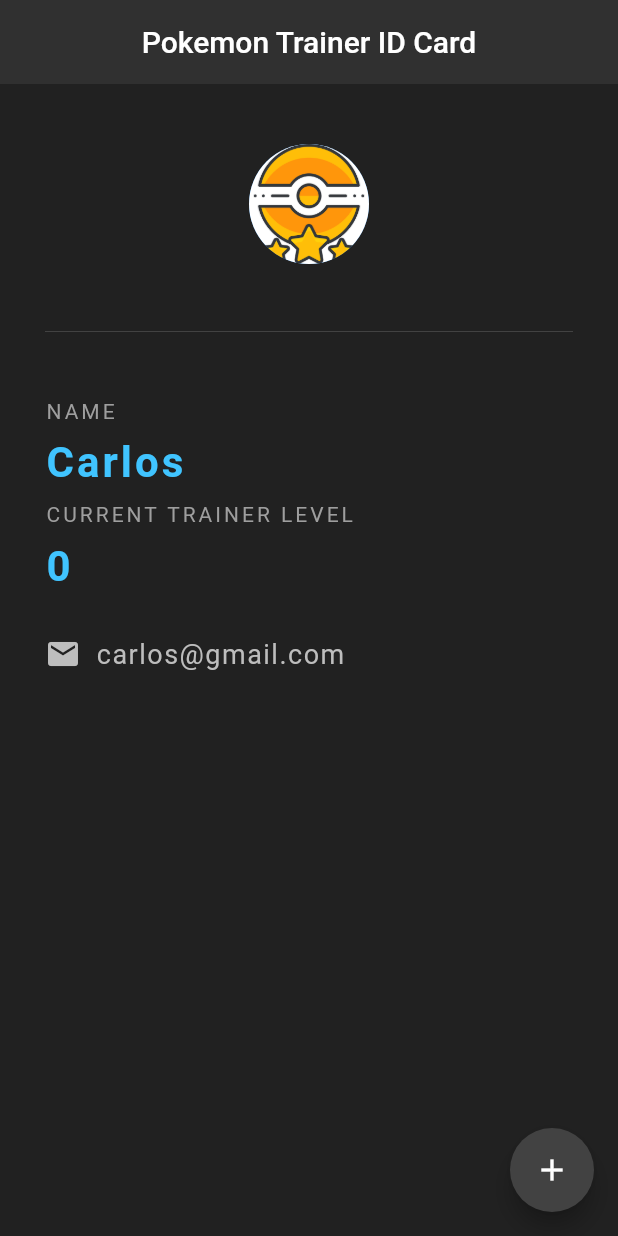
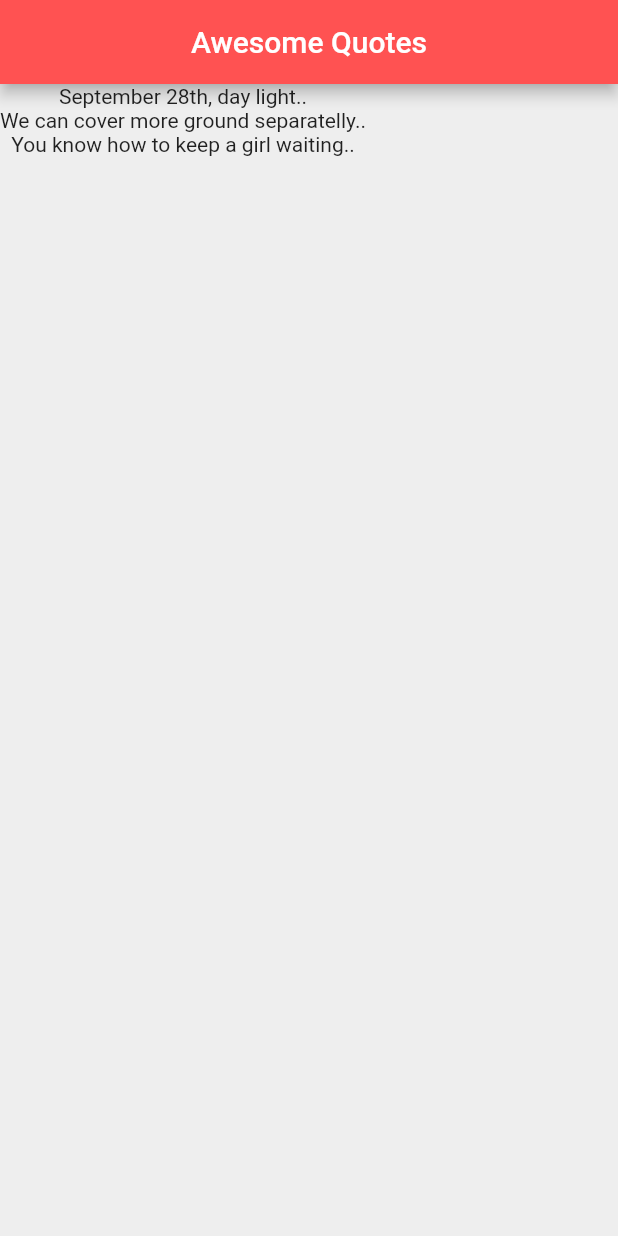
Before and after one commit to alezithop/flutter-netninja, a Flutter app: the screen it shows after launch, on a phone screen of 412 x 824 dp. Run offline on Flutter 3.47's test engine with Material 2 defaults, Android fonts, the phone set to English and light mode, and no system bars.

Commit message:
Using map() function we are going to return a list of the elements, it is reading all the items present in the list then with the function .toList() we return all these values.

```diff
--- a/lib/main.dart
+++ b/lib/main.dart
@@ -1,107 +1,36 @@
 import 'package:flutter/material.dart';
 
 void main() => runApp(MaterialApp(
-  home: NinjaCard(),
+  home: QuoteList(),
 ));
 
-class NinjaCard extends StatefulWidget {
+class QuoteList extends StatefulWidget {
   @override
-  _NinjaCardState createState() => _NinjaCardState();
+  _QuoteListState createState() => _QuoteListState();
 }
 
-class _NinjaCardState extends State<NinjaCard> {
+class _QuoteListState extends State<QuoteList> {
 
-  int trainerlevel = 0;
+  List<String> quotes = [
+    'September 28th, day light..',
+    'We can cover more ground separatelly..',
+    'You know how to keep a girl waiting..'
+  ];
 
   @override
   Widget build(BuildContext context) {
     return Scaffold(
-      backgroundColor: Colors.grey[900],
+      backgroundColor: Colors.grey[200],
       appBar: AppBar(
-        title: Text('Pokemon Trainer ID Card'),
+        title: Text('Awesome Quotes'),
         centerTitle: true,
-        backgroundColor: Colors.grey[850],
-        elevation: 0.0,
+        backgroundColor: Colors.redAccent,
       ),
-      floatingActionButton: FloatingActionButton(
-        onPressed: () {
-          setState(() {
-            trainerlevel += 1;
-          });
-        },
-        child: Icon(Icons.add),
-        backgroundColor: Colors.grey[800],
-      ),
-      body: Padding(
-        padding: EdgeInsets.fromLTRB(30.0, 40.0, 30.0, 0),
-        child: Column(
-          crossAxisAlignment: CrossAxisAlignment.start,
-          children: <Widget>[
-            Center(
-              child: CircleAvatar(
-                backgroundImage: AssetImage('assets/pokemon3.png'),
-                radius: 40.0,
-              ),
-            ),
-            Divider(
-              height: 90.0,
-              color: Colors.grey[800],
-            ),
-            Text(
-              'NAME',
-              style: TextStyle(
-                color: Colors.grey,
-                letterSpacing: 2.0,
-              ),
-            ),
-            SizedBox(height: 10.0),
-            Text(
-              'Carlos',
-              style: TextStyle(
-                  color: Colors.lightBlueAccent[200],
-                  letterSpacing: 2.0,
-                  fontSize: 28.0,
-                  fontWeight: FontWeight.bold
-              ),
-            ),
-            SizedBox(height: 10.0),
-            Text(
-              'CURRENT TRAINER LEVEL',
-              style: TextStyle(
-                color: Colors.grey,
-                letterSpacing: 2.0,
-              ),
-            ),
-            SizedBox(height: 10.0),
-            Text(
-              '$trainerlevel',
-              style: TextStyle(
-                  color: Colors.lightBlueAccent[200],
-                  letterSpacing: 2.0,
-                  fontSize: 28.0,
-                  fontWeight: FontWeight.bold
-              ),
-            ),
-            SizedBox(height: 30.0),
-            Row(
-              children: <Widget>[
-                Icon(
-                  Icons.email,
-                  color: Colors.grey[400],
-                ),
-                SizedBox(width: 10.0),
-                Text(
-                  'carlos@gmail.com',
-                  style: TextStyle(
-                    color: Colors.grey[400],
-                    fontSize: 18.0,
-                    letterSpacing: 1.0,
-                  )
-                )
-              ],
-            ),
-          ],
-        ),
+      body: Column(
+       /* children: quotes.map((quote){
+          return Text(quote);
+        }).toList(),*/
+       children: quotes.map((quote) => Text(quote)).toList(),
       ),
     );
   }
```
